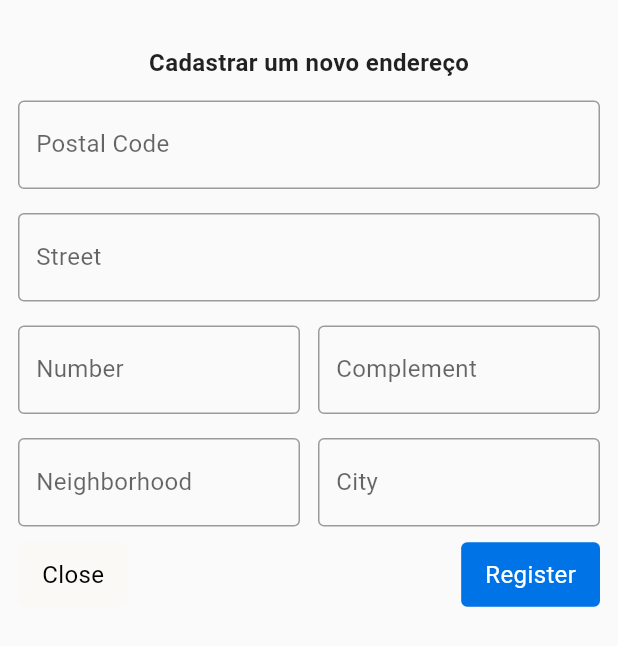
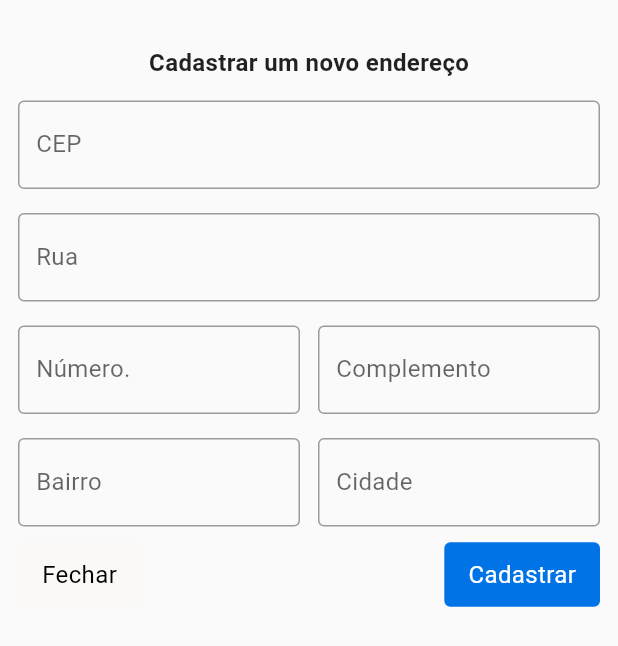
Before and after one commit to kobe-rodrigoperozzo/accessible_ds, a Flutter app: the AddressFormBottomSheet widget shown alone on an empty page, opened directly, on a phone screen of 412 x 824 dp. Shown: the top 646 px of the screen. Run offline on Flutter 3.47's test engine with Material 2 defaults, Android fonts, the phone set to English and light mode, and no system bars; our stand-ins replace equatable; network calls fail.

Commit message:
to portuguese

```diff
--- a/example/lib/components/address_card.dart
+++ b/example/lib/components/address_card.dart
@@ -36,7 +36,7 @@ class _AddressCardState extends State<AddressCard> {
                   },
                   backgroundColor: Colors.transparent,
                   iconColor: Colors.blue,
-                  alternativeText: widget.isSelected ? 'Address selected' : 'Select this address',
+                  alternativeText: widget.isSelected ? 'Endereço selecionado.' : 'Selecionar endereço.',
                 ),
                 const SizedBox(width: 16.0),
                 Column(
@@ -80,7 +80,7 @@ class _AddressCardState extends State<AddressCard> {
                   },
                   backgroundColor: DsColors.primary,
                   iconColor: DsColors.onPrimary,
-                  alternativeText: 'Edit address',
+                  alternativeText: 'Editar endereço.',
                   iconSize: 18, // adjust icon size here
                   padding: 0,
                 ),
@@ -91,7 +91,7 @@ class _AddressCardState extends State<AddressCard> {
                   },
                   backgroundColor: DsColors.primary,
                   iconColor: DsColors.onPrimary,
-                  alternativeText: 'Delete address',
+                  alternativeText: 'Deletar endereço.',
                   iconSize: 18, // adjust icon size here
                   padding: 0,
                 ),
--- a/example/lib/pages/shipping.dart
+++ b/example/lib/pages/shipping.dart
@@ -21,8 +21,8 @@ class _ShippingPageState extends State<ShippingPage> {
   int? selectedAddressIndex;
 
   List<ShippingMethod> shippingMethods = [
-    ShippingMethod(method: 'Faster method', price: 10.0),
-    ShippingMethod(method: 'Cheaper method', price: 5.0),
+    ShippingMethod(method: 'Mais rápido', price: 10.0),
+    ShippingMethod(method: 'Mais barato', price: 5.0),
   ];
   int? selectedShippingMethodIndex;
 
@@ -50,21 +50,21 @@ class _ShippingPageState extends State<ShippingPage> {
       backgroundColor: DsColors.foundation,
       appBar: AppBar(
         backgroundColor: DsColors.primary,
-        title: const Text('Shipping'),
+        title: const Text('Entrega'),
       ),
       body: addresses.isEmpty
           ? Center(
               child: Column(
                 mainAxisAlignment: MainAxisAlignment.center,
                 children: [
-                  const Text('No Addresses', style: DsTypography.body),
+                  const Text('Nenhum endereço cadastrado', style: DsTypography.body),
                   const SizedBox(
                     height: 8.0,
                   ),
                   DsTextButton(
                     onPressed: addAddress,
-                    text: 'Add an address',
-                    alternativeText: 'Add an address',
+                    text: 'Adicionar endereço',
+                    alternativeText: 'Adicionar endereço.',
                   ),
                 ],
               ),
@@ -91,8 +91,8 @@ class _ShippingPageState extends State<ShippingPage> {
                   padding: const EdgeInsets.all(8.0),
                   child: DsTextButton(
                     onPressed: addAddress,
-                    text: 'Add an address',
-                    alternativeText: 'Add an address',
+                    text: 'Adicionar endereço',
+                    alternativeText: 'Adicionar endereço.',
                   ),
                 ),
                 if (selectedAddressIndex != null) ...[
@@ -139,12 +139,13 @@ class _ShippingPageState extends State<ShippingPage> {
                           ),
                         );
                       },
-                text: 'Proceed to payments',
-                alternativeText: 'Proceed to payments',
+                text: 'Ir para o pagamento',
+                alternativeText: 'Ir para o pagamento',
               ),
               Text(
-                '\$${(widget.totalPrice + selectedShippingMethodPrice).toStringAsFixed(2)}',
+                'R\$${(widget.totalPrice + selectedShippingMethodPrice).toStringAsFixed(2)}',
                 style: DsTypography.highlight.copyWith(color: DsColors.onPrimary, fontSize: 20.0),
+                semanticsLabel: '${(widget.totalPrice + selectedShippingMethodPrice).toStringAsFixed(2)} reais',
               ),
             ],
           ),
@@ -205,8 +206,8 @@ class _AddressFormBottomSheetState extends State<AddressFormBottomSheet> {
             const SizedBox(height: 8),
             DsInputTextField(
               controller: postalCodeController,
-              label: 'Postal Code',
-              alternativeText: 'Postal Code',
+              label: 'CEP',
+              alternativeText: 'Inserir o CEP.',
               keyboardType: const TextInputType.numberWithOptions(signed: true),
               textInputAction: TextInputAction.next,
             ),
@@ -214,8 +215,8 @@ class _AddressFormBottomSheetState extends State<AddressFormBottomSheet> {
             const SizedBox(height: 4),
             DsInputTextField(
               controller: streetController,
-              label: 'Street',
-              alternativeText: 'Street',
+              label: 'Rua',
+              alternativeText: 'Inserir a rua.',
               textInputAction: TextInputAction.next,
             ),
             const SizedBox(height: 12),
@@ -229,8 +230,8 @@ class _AddressFormBottomSheetState extends State<AddressFormBottomSheet> {
                       const SizedBox(height: 4),
                       DsInputTextField(
                         controller: numberController,
-                        label: 'Number',
-                        alternativeText: 'Number',
+                        label: 'Número.',
+                        alternativeText: 'Inserir o número.',
                         keyboardType: const TextInputType.numberWithOptions(signed: true),
                         textInputAction: TextInputAction.next,
                       ),
@@ -245,8 +246,8 @@ class _AddressFormBottomSheetState extends State<AddressFormBottomSheet> {
                       const SizedBox(height: 4),
                       DsInputTextField(
                         controller: complementController,
-                        label: 'Complement',
-                        alternativeText: 'Complement',
+                        label: 'Complemento',
+                        alternativeText: 'Inserir o complemento.',
                         textInputAction: TextInputAction.next,
                       ),
                     ],
@@ -265,8 +266,8 @@ class _AddressFormBottomSheetState extends State<AddressFormBottomSheet> {
                       const SizedBox(height: 4),
                       DsInputTextField(
                         controller: neighborhoodController,
-                        label: 'Neighborhood',
-                        alternativeText: 'Neighborhood',
+                        label: 'Bairro',
+                        alternativeText: 'Inserir o bairro.',
                         textInputAction: TextInputAction.next,
                       ),
                     ],
@@ -280,8 +281,8 @@ class _AddressFormBottomSheetState extends State<AddressFormBottomSheet> {
                       const SizedBox(height: 4),
                       DsInputTextField(
                         controller: cityController,
-                        label: 'City',
-                        alternativeText: 'City',
+                        label: 'Cidade',
+                        alternativeText: 'Inserir a cidade.',
                         textInputAction: TextInputAction.done,
                       ),
                     ],
@@ -296,12 +297,12 @@ class _AddressFormBottomSheetState extends State<AddressFormBottomSheet> {
                 DsTextButton(
                   backgroundColor: DsColors.foundation,
                   textColor: Colors.black,
-                  text: 'Close',
+                  text: 'Fechar',
                   onPressed: () => Navigator.pop(context),
-                  alternativeText: 'Close',
+                  alternativeText: 'Fechar',
                 ),
                 DsTextButton(
-                  text: 'Register',
+                  text: 'Cadastrar',
                   onPressed: () {
                     if (postalCodeController.text.isNotEmpty &&
                         streetController.text.isNotEmpty &&
@@ -324,7 +325,7 @@ class _AddressFormBottomSheetState extends State<AddressFormBottomSheet> {
                       });
                     }
                   },
-                  alternativeText: 'Register',
+                  alternativeText: 'Cadastrar endereço.',
                 ),
               ],
             ),
--- a/lib/src/molecules/icon_button.dart
+++ b/lib/src/molecules/icon_button.dart
@@ -2,6 +2,7 @@ import 'package:flutter/material.dart';
 
 import 'package:accessible_ds/accessible_ds.dart';
 import 'package:accessible_ds/src/utils/color_contrast.dart';
+import 'package:flutter/rendering.dart';
 
 class DsIconButton extends StatelessWidget {
   final IconData icon;
@@ -30,8 +31,9 @@ class DsIconButton extends StatelessWidget {
   @override
   Widget build(BuildContext context) {
     return Semantics(
-      label: alternativeText,
+      label: 'Botão: $alternativeText',
       button: true,
+      excludeSemantics: false,
       child: MaterialButton(
         minWidth: 48,
         elevation: 0,
--- a/lib/src/molecules/text_button.dart
+++ b/lib/src/molecules/text_button.dart
@@ -27,7 +27,7 @@ class DsTextButton extends StatelessWidget {
   Widget build(BuildContext context) {
     return Semantics(
       button: true,
-      label: alternativeText,
+      label: 'Botão: $alternativeText',
       child: TextButton(
         style: TextButton.styleFrom(
           backgroundColor: backgroundColor,
```
Also changed, not shown: example/lib/components/product_card.dart (+23 -22 lines), example/lib/main.dart (+13 -13 lines), example/lib/pages/cart.dart (+49 -25 lines), example/lib/pages/pdp.dart (+87 -16 lines), lib/src/molecules/icon_button_container.dart (added, +87 -0 lines).
